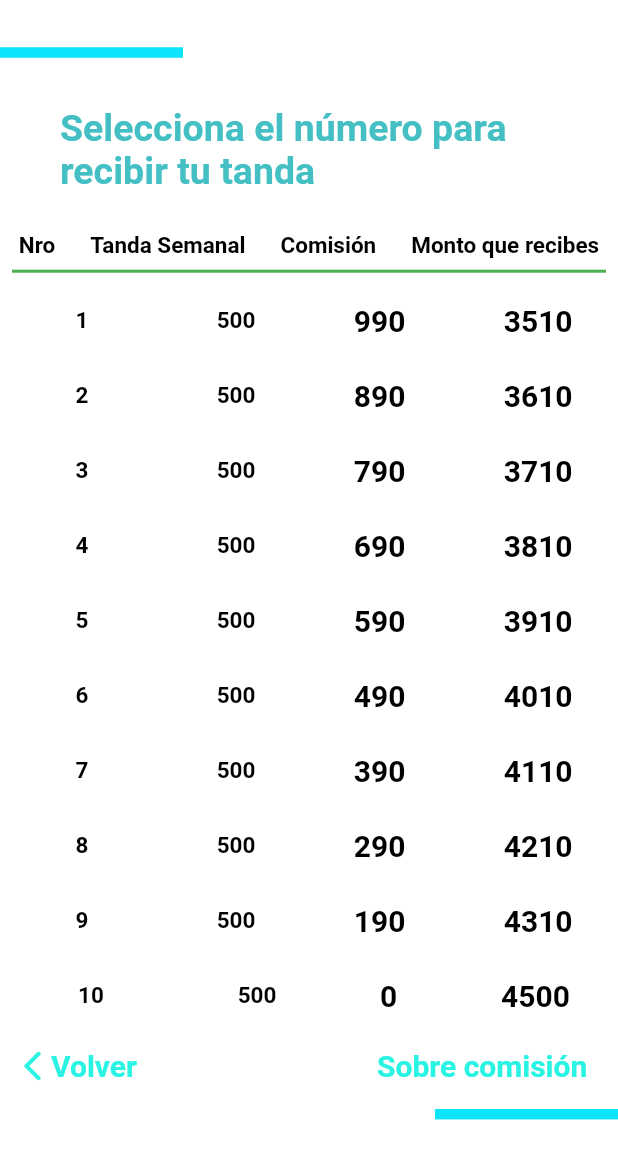
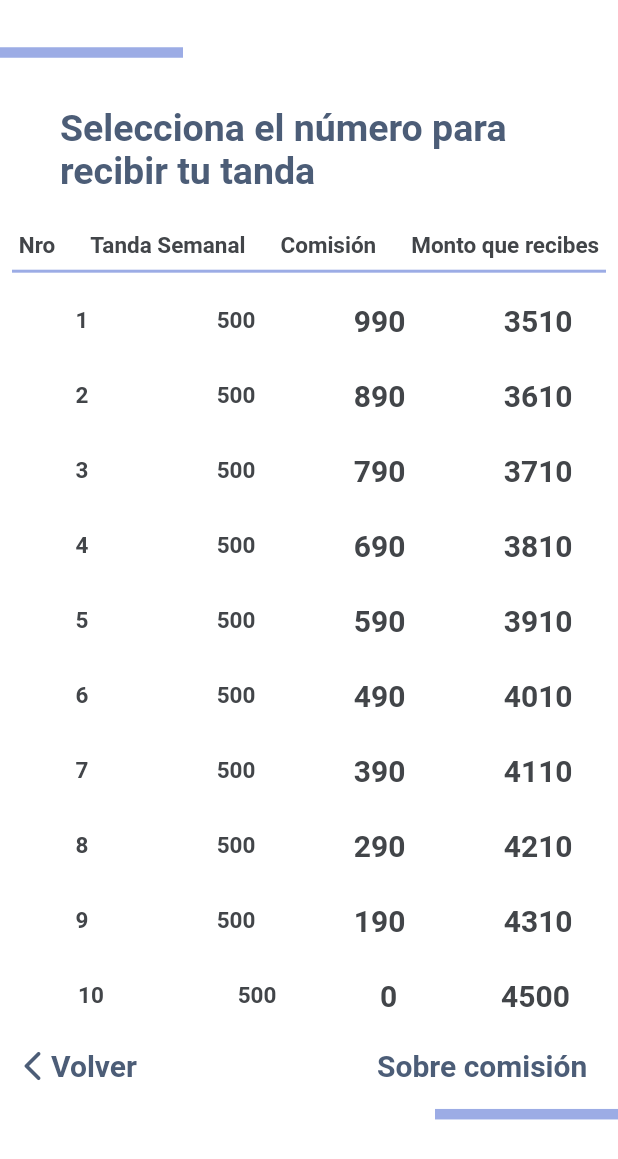
Before and after one commit to debimizfel/Caja-de-ahorro--Demo-, a Flutter app: the OpcionesMontos screen opened by its route, after a tap on "$500", on a phone screen of 412 x 824 dp. Shown: the top 1159 px of the screen. Run offline on Flutter 3.47's test engine with Material 2 defaults, Android fonts, the phone set to English and light mode, and no system bars.

```diff
--- a/lib/main.dart
+++ b/lib/main.dart
@@ -5,6 +5,7 @@ import 'package:flutter_application_1/pages/opciones_montos.dart';
 import 'package:flutter_application_1/pages/opciones_semanas.dart';
 import 'package:flutter_application_1/pages/tabla_comisiones.dart';
 import 'package:flutter_application_1/pages/tanda_lista.dart';
+import 'package:flutter_application_1/widgets/colors.dart';
 
 void main() => runApp(MyApp());
 
@@ -13,8 +14,8 @@ class MyApp extends StatelessWidget {
   Widget build(BuildContext context) {
     return MaterialApp(
       debugShowCheckedModeBanner: false,
-      title: 'Tandamos',
-      initialRoute: "home",
+      title: 'Caja de ahorros',
+      initialRoute: "tanda_lista",
       routes: {
         "home": (BuildContext context) => Screen1(),
         "opciones_semanales": (BuildContext context) => OpcionesSemanas(),
@@ -22,6 +23,7 @@ class MyApp extends StatelessWidget {
         "empezar_tanda": (BuildContext context) => EmpezarTanda(),
         "tanda_lista": (BuildContext context) => TandaLista(),
         "tabla_comisiones": (BuildContext context) => TablaComisiones(),
+        "colores": (BuildContext context) => ColorPalet(),
       },
     );
   }
--- a/lib/pages/datos_tabla.dart
+++ b/lib/pages/datos_tabla.dart
@@ -34,7 +34,7 @@ class _DatosTablaState extends State<DatosTabla> {
             child: Text(
               '$nro',
               style: TextStyle(
-                color: Colors.black,
+                color: Color(0xff424549),
                 fontWeight: FontWeight.w700,
                 fontSize: 15.0,
               ),
@@ -44,7 +44,7 @@ class _DatosTablaState extends State<DatosTabla> {
           Text(
             '$tanda',
             style: TextStyle(
-              color: Colors.black,
+              color: Color(0xff424549),
               fontWeight: FontWeight.w700,
               fontSize: 15.0,
             ),
@@ -53,7 +53,7 @@ class _DatosTablaState extends State<DatosTabla> {
           Text(
             nro != 10 ? '$comision' : '${0}',
             style: TextStyle(
-              color: Colors.black,
+              color: Color(0xff424549),
               fontWeight: FontWeight.w700,
               fontSize: 20.0,
             ),
@@ -62,7 +62,7 @@ class _DatosTablaState extends State<DatosTabla> {
           Text(
             nro != 10 ? '$recibido' : '$monto',
             style: TextStyle(
-              color: Colors.black,
+              color: Color(0xff424549),
               fontWeight: FontWeight.w700,
               fontSize: 20.0,
             ),
--- a/lib/pages/opciones_montos.dart
+++ b/lib/pages/opciones_montos.dart
@@ -12,7 +12,7 @@ class OpcionesMontos extends StatelessWidget {
         child: ListView(
           children: [
             Divider(
-              color: Color(0xff0ce4fb),
+              color: Color(0xff7289da),
               height: 200,
               thickness: 7.0,
               endIndent: 290.0,
@@ -24,7 +24,7 @@ class OpcionesMontos extends StatelessWidget {
               child: Text(
                 '¿Qué monto quisieras aportar cada semana?',
                 style: TextStyle(
-                  color: Colors.black,
+                  color: Color(0xff222941),
                   fontWeight: FontWeight.w600,
                   fontSize: 30.0,
                 ),
@@ -38,7 +38,7 @@ class OpcionesMontos extends StatelessWidget {
                 Navigator.pushNamed(context, "tabla_comisiones");
               },
               child: BotonWidget(
-                color: Color(0xff79c662),
+                color: Color(0xff424549),
                 texto: '\$500',
                 colorLetra: Colors.white,
               ),
@@ -47,20 +47,20 @@ class OpcionesMontos extends StatelessWidget {
               height: 20.0,
             ),
             BotonWidget(
-              color: Color(0xff79c662),
-              texto: '\$350',
+              color: Color(0xff424549),
+              texto: '\$300',
               colorLetra: Colors.white,
             ),
             SizedBox(
               height: 20.0,
             ),
             BotonWidget(
-              color: Color(0xff79c662),
-              texto: '\$250',
+              color: Color(0xff424549),
+              texto: '\$100',
               colorLetra: Colors.white,
             ),
             Divider(
-              color: Color(0xff0ce4fb),
+              color: Color(0xff7289da),
               height: 200,
               thickness: 7.0,
               indent: 290.0,
--- a/lib/pages/tabla_comisiones.dart
+++ b/lib/pages/tabla_comisiones.dart
@@ -19,7 +19,7 @@ class _TablaComisionesState extends State<TablaComisiones> {
         child: ListView(
           children: [
             Divider(
-              color: Color(0xff0ce4fb),
+              color: Color(0xff9cace5),
               height: 70,
               thickness: 7.0,
               endIndent: 290.0,
@@ -30,7 +30,7 @@ class _TablaComisionesState extends State<TablaComisiones> {
               child: Text(
                 'Selecciona el número para recibir tu tanda',
                 style: TextStyle(
-                  color: Color.fromARGB(255, 68, 192, 197),
+                  color: Color(0xff4c5d77),
                   fontWeight: FontWeight.w700,
                   fontSize: 25.0,
                 ),
@@ -47,7 +47,7 @@ class _TablaComisionesState extends State<TablaComisiones> {
                   Text(
                     'Nro',
                     style: TextStyle(
-                      color: Colors.black,
+                      color: Color(0xff424549),
                       fontWeight: FontWeight.w700,
                       fontSize: 15.0,
                     ),
@@ -56,7 +56,7 @@ class _TablaComisionesState extends State<TablaComisiones> {
                   Text(
                     'Tanda Semanal',
                     style: TextStyle(
-                      color: Colors.black,
+                      color: Color(0xff424549),
                       fontWeight: FontWeight.w700,
                       fontSize: 15.0,
                     ),
@@ -65,7 +65,7 @@ class _TablaComisionesState extends State<TablaComisiones> {
                   Text(
                     'Comisión',
                     style: TextStyle(
-                      color: Colors.black,
+                      color: Color(0xff424549),
                       fontWeight: FontWeight.w700,
                       fontSize: 15.0,
                     ),
@@ -74,7 +74,7 @@ class _TablaComisionesState extends State<TablaComisiones> {
                   Text(
                     'Monto que recibes',
                     style: TextStyle(
-                      color: Colors.black,
+                      color: Color(0xff424549),
                       fontWeight: FontWeight.w700,
                       fontSize: 15.0,
                     ),
@@ -85,7 +85,7 @@ class _TablaComisionesState extends State<TablaComisiones> {
             Padding(
               padding: const EdgeInsets.symmetric(horizontal: 8.0),
               child: Divider(
-                color: Colors.green,
+                color: Color(0xff9cace5),
                 thickness: 2.0,
               ),
             ),
@@ -102,12 +102,12 @@ class _TablaComisionesState extends State<TablaComisiones> {
                       children: [
                         Icon(
                           Icons.arrow_back_ios_rounded,
-                          color: Color(0xff29f3e2),
+                          color: Color(0xff4c5d77),
                         ),
                         Text(
                           'Volver',
                           style: TextStyle(
-                            color: Color(0xff29f3e2),
+                            color: Color(0xff4c5d77),
                             fontWeight: FontWeight.w700,
                             fontSize: 20.0,
                           ),
@@ -121,7 +121,7 @@ class _TablaComisionesState extends State<TablaComisiones> {
                   Text(
                     'Sobre comisión',
                     style: TextStyle(
-                      color: Color(0xff29f3e2),
+                      color: Color(0xff4c5d77),
                       fontWeight: FontWeight.w700,
                       fontSize: 20.0,
                     ),
@@ -130,7 +130,7 @@ class _TablaComisionesState extends State<TablaComisiones> {
               ),
             ),
             Divider(
-              color: Color(0xff0ce4fb),
+              color: Color(0xff9cace5),
               height: 20,
               thickness: 7.0,
               indent: 290.0,
```
Also changed, not shown: lib/pages/empezar_tanda.dart (+6 -6 lines), lib/pages/opciones_semanas.dart (+6 -6 lines), lib/pages/screen_1.dart (+6 -6 lines), lib/pages/tanda_lista.dart (+11 -14 lines), lib/widgets/colors.dart (added, +68 -0 lines).
